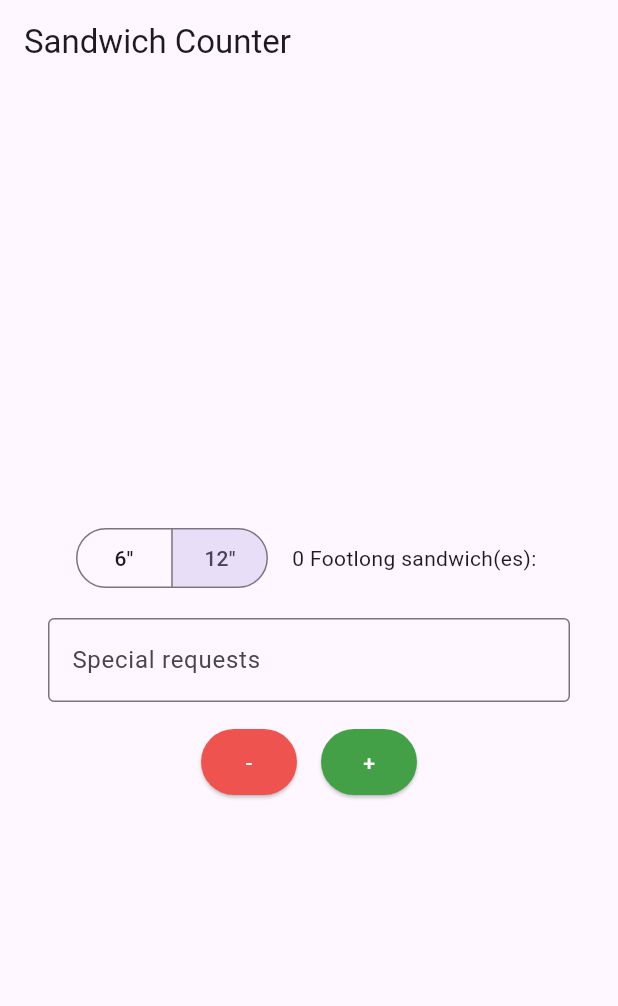
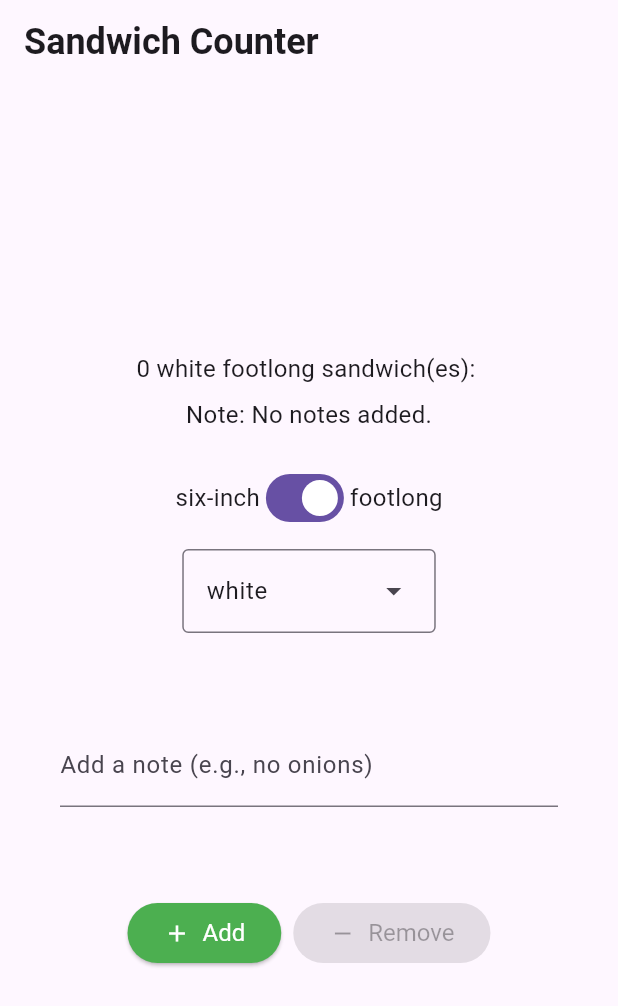
Before and after one commit to soijukye/sandwich_shop, a Flutter app: the screen it shows after launch, on a phone screen of 412 x 824 dp. Shown: the top 1006 px of the screen. Run offline on Flutter 3.47's test engine with Material 3 defaults, Android fonts, the phone set to English and light mode, and no system bars.

Commit message:
Refactor OrderScreen to improve state management and enhance UI components

```diff
--- a/lib/main.dart
+++ b/lib/main.dart
@@ -1,5 +1,7 @@
+import 'package:flutter/material.dart';
 import 'package:sandwich_shop/views/app_styles.dart';
-import 'package:flutter/material.dart';
+import 'package:sandwich_shop/repositories/order_repository.dart';
+enum BreadType { white, wheat, wholemeal }
 
 void main() {
   runApp(const App());
@@ -11,29 +13,16 @@ class App extends StatelessWidget {
   @override
   Widget build(BuildContext context) {
     return const MaterialApp(
-      debugShowCheckedModeBanner: false,
       title: 'Sandwich Shop App',
       home: OrderScreen(maxQuantity: 5),
     );
   }
 }
 
-class OrderItemDisplay extends StatelessWidget {
-  final String itemType;
-  final int quantity;
-
-  const OrderItemDisplay(this.quantity, this.itemType, {super.key});
-
-  @override
-  Widget build(BuildContext context) {
-    return Text('$quantity $itemType sandwich(es): ${'🥪' * quantity}');
-  }
-}
-
 class OrderScreen extends StatefulWidget {
   final int maxQuantity;
 
-  const OrderScreen({super.key, this.maxQuantity = 5});
+  const OrderScreen({super.key, this.maxQuantity = 10});
 
   @override
   State<OrderScreen> createState() {
@@ -43,135 +32,141 @@ class OrderScreen extends StatefulWidget {
 
 class _OrderScreenState extends State<OrderScreen> {
   int _quantity = 0;
-  String _note = '';
-  String _sandwichType = 'Footlong';
+  final TextEditingController _notesController = TextEditingController();
+  bool _isFootlong = true;
+  BreadType _selectedBreadType = BreadType.white;
 
-  void _increaseQuantity() {
+  @override
+  void initState() {
+    super.initState();
+    _notesController.addListener(() {
+      setState(() {});
+    });
+  }
+
+  @override
+  void dispose() {
+    _notesController.dispose();
+    super.dispose();
+  }
+
+  VoidCallback? _getIncreaseCallback() {
     if (_quantity < widget.maxQuantity) {
-      setState(() => _quantity++);
+      return () {
+        setState(() => _quantity++);
+      };
+    }
+    return null;
+  }
+
+  VoidCallback? _getDecreaseCallback() {
+    if (_quantity > 0) {
+      return () {
+        setState(() => _quantity--);
+      };
+    }
+    return null;
+  }
+
+  void _onSandwichTypeChanged(bool value) {
+    setState(() => _isFootlong = value);
+  }
+
+  void _onBreadTypeSelected(BreadType? value) {
+    if (value != null) {
+      setState(() => _selectedBreadType = value);
     }
   }
 
-  void _decreaseQuantity() {
-    if (_quantity > 0) {
-      setState(() => _quantity--);
+  List<DropdownMenuEntry<BreadType>> _buildDropdownEntries() {
+    List<DropdownMenuEntry<BreadType>> entries = [];
+    for (BreadType bread in BreadType.values) {
+      DropdownMenuEntry<BreadType> newEntry = DropdownMenuEntry<BreadType>(
+        value: bread,
+        label: bread.name,
+      );
+      entries.add(newEntry);
     }
+    return entries;
   }
 
   @override
   Widget build(BuildContext context) {
+    String sandwichType = 'footlong';
+    if (!_isFootlong) {
+      sandwichType = 'six-inch';
+    }
+
+    String noteForDisplay;
+    if (_notesController.text.isEmpty) {
+      noteForDisplay = 'No notes added.';
+    } else {
+      noteForDisplay = _notesController.text;
+    }
+
     return Scaffold(
-      appBar: AppBar(title: const Text('Sandwich Counter')),
+      appBar: AppBar(
+        title: const Text(
+          'Sandwich Counter',
+          style: heading1,
+        ),
+      ),
       body: Center(
         child: Column(
           mainAxisAlignment: MainAxisAlignment.center,
           children: <Widget>[
+            OrderItemDisplay(
+              quantity: _quantity,
+              itemType: sandwichType,
+              breadType: _selectedBreadType,
+              orderNote: noteForDisplay,
+            ),
+            const SizedBox(height: 20),
             Row(
               mainAxisAlignment: MainAxisAlignment.center,
               children: [
-                SegmentedButton<String>(
-                  segments: const [
-                    ButtonSegment(value: 'Six Inch', label: Text('6"'),
-                     ),
-                    ButtonSegment(value: 'Footlong', label: Text('12"')),
-
-                  ],
-                  selected: {_sandwichType},
-                  onSelectionChanged: (newSelection) {
-                    setState(() {
-                      _sandwichType = newSelection.first;
-                    });
-                  },
-                  showSelectedIcon: false,
+                const Text('six-inch', style: normalText),
+                Switch(
+                  value: _isFootlong,
+                  onChanged: _onSandwichTypeChanged,
                 ),
-                const SizedBox(width: 16,),
-                OrderItemDisplay(_quantity, _sandwichType),
+                const Text('footlong', style: normalText),
               ],
             ),
-            if (_note.isNotEmpty)
-                Padding(
-                  padding: const EdgeInsets.all(8.0),
-                  child: Container(
-                    padding: const EdgeInsets.symmetric(
-                      horizontal: 16.0,
-                      vertical: 8.0,
-                    ),
-                    decoration: BoxDecoration(
-                      color: Colors.blue[50],
-                      borderRadius: BorderRadius.circular(8),
-                      border: Border.all(color: Colors.blue[200]!),
-                    ),
-                    child: Row(
-                      children: [
-                        Icon(Icons.note, size: 16, color: Colors.blue[700]),
-                        const SizedBox(width: 8),
-                        Text(
-                          'Note:',
-                          style: TextStyle(
-                            fontWeight: FontWeight.bold,
-                            color: Colors.blue[700],
-                          ),
-                        ),
-                        const SizedBox(width: 8),
-                        Expanded(
-                          child: Text(
-                            _note,
-                            style: TextStyle(
-                              fontStyle: FontStyle.italic,
-                              color: Colors.grey[700],
-                            ),
-                            softWrap: true,
-                          ),
-                        ),
-                      ],
-                    ),
-                  ),
+            const SizedBox(height: 10),
+            DropdownMenu<BreadType>(
+              textStyle: normalText,
+              initialSelection: _selectedBreadType,
+              onSelected: _onBreadTypeSelected,
+              dropdownMenuEntries: _buildDropdownEntries(),
+            ),
+            const SizedBox(height: 20),
+            Padding(
+              padding: const EdgeInsets.all(40.0),
+              child: TextField(
+                key: const Key('notes_textfield'),
+                controller: _notesController,
+                decoration: const InputDecoration(
+                  labelText: 'Add a note (e.g., no onions)',
                 ),
-            Padding(
-              padding: const EdgeInsets.symmetric(
-                horizontal: 32.0,
-                vertical: 16.0,
-              ),
-              child: TextField(
-                decoration: const InputDecoration(
-                  labelText: 'Special requests',
-                  hintText: 'e.g., no onions, extra pickles',
-                  border: OutlineInputBorder(),
-                ),
-                onSubmitted: (value) {
-                  setState(() {
-                  _note = value;
-                  });
-                },
               ),
             ),
+            const SizedBox(height: 20),
             Row(
               mainAxisAlignment: MainAxisAlignment.center,
               children: [
-                ElevatedButton(
-                  onPressed: _decreaseQuantity,
-                  style: ElevatedButton.styleFrom(
-                    backgroundColor: Colors.red[400],
-                    foregroundColor: Colors.white,
-                    padding: const EdgeInsets.symmetric(
-                      horizontal: 24,
-                      vertical: 12,
-                    ),
-                  ),
-                  child: const Text('-'),
+                StyledButton(
+                  onPressed: _getIncreaseCallback(),
+                  icon: Icons.add,
+                  label: 'Add',
+                  backgroundColor: Colors.green,
                 ),
-                const SizedBox(width: 16),
-                ElevatedButton(
-                  onPressed: _increaseQuantity,
-                  style: ElevatedButton.styleFrom(
-                    backgroundColor: Colors.green[600],
-                    foregroundColor: Colors.white,
-                    padding: const EdgeInsets.symmetric(
-                      horizontal: 24,
-                      vertical: 12,
-                    ),
-                  ),
-                  child: const Text('+'),
+                const SizedBox(width: 8),
+                StyledButton(
+                  onPressed: _getDecreaseCallback(),
+                  icon: Icons.remove,
+                  label: 'Remove',
+                  backgroundColor: Colors.red,
                 ),
               ],
             ),
@@ -181,3 +176,74 @@ class _OrderScreenState extends State<OrderScreen> {
     );
   }
 }
+
+class StyledButton extends StatelessWidget {
+  final VoidCallback? onPressed;
+  final IconData icon;
+  final String label;
+  final Color backgroundColor;
+
+  const StyledButton({
+    super.key,
+    required this.onPressed,
+    required this.icon,
+    required this.label,
+    required this.backgroundColor,
+  });
+
+  @override
+  Widget build(BuildContext context) {
+    ButtonStyle myButtonStyle = ElevatedButton.styleFrom(
+      backgroundColor: backgroundColor,
+      foregroundColor: Colors.white,
+      textStyle: normalText,
+    );
+
+    return ElevatedButton(
+      onPressed: onPressed,
+      style: myButtonStyle,
+      child: Row(
+        children: [
+          Icon(icon),
+          const SizedBox(width: 8),
+          Text(label),
+        ],
+      ),
+    );
+  }
+}
+
+class OrderItemDisplay extends StatelessWidget {
+  final int quantity;
+  final String itemType;
+  final BreadType breadType;
+  final String orderNote;
+
+  const OrderItemDisplay({
+    super.key,
+    required this.quantity,
+    required this.itemType,
+    required this.breadType,
+    required this.orderNote,
+  });
+
+  @override
+  Widget build(BuildContext context) {
+    String displayText =
+        '$quantity ${breadType.name} $itemType sandwich(es): ${'🥪' * quantity}';
+
+    return Column(
+      children: [
+        Text(
+          displayText,
+          style: normalText,
+        ),
+        const SizedBox(height: 8),
+        Text(
+          'Note: $orderNote',
+          style: normalText,
+        ),
+      ],
+    );
+  }
+}
--- /dev/null
+++ b/lib/repositories/order_repository.dart
@@ -0,0 +1,23 @@
+class OrderRepository {
+  int _quantity = 0;
+  final int maxQuantity;
+
+  OrderRepository({required this.maxQuantity});
+
+  int get quantity => _quantity;
+
+  bool get canIncrement => _quantity < maxQuantity;
+  bool get canDecrement => _quantity > 0;
+
+  void increment() {
+    if (canIncrement) {
+      _quantity++;
+    }
+  }
+
+  void decrement() {
+    if (canDecrement) {
+      _quantity--;
+    }
+  }
+}
```
